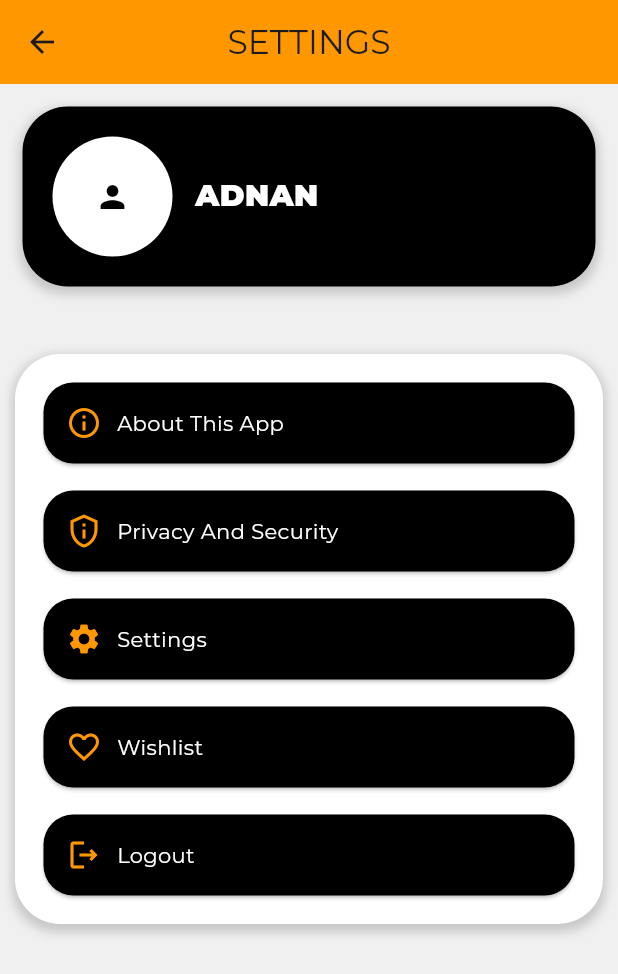
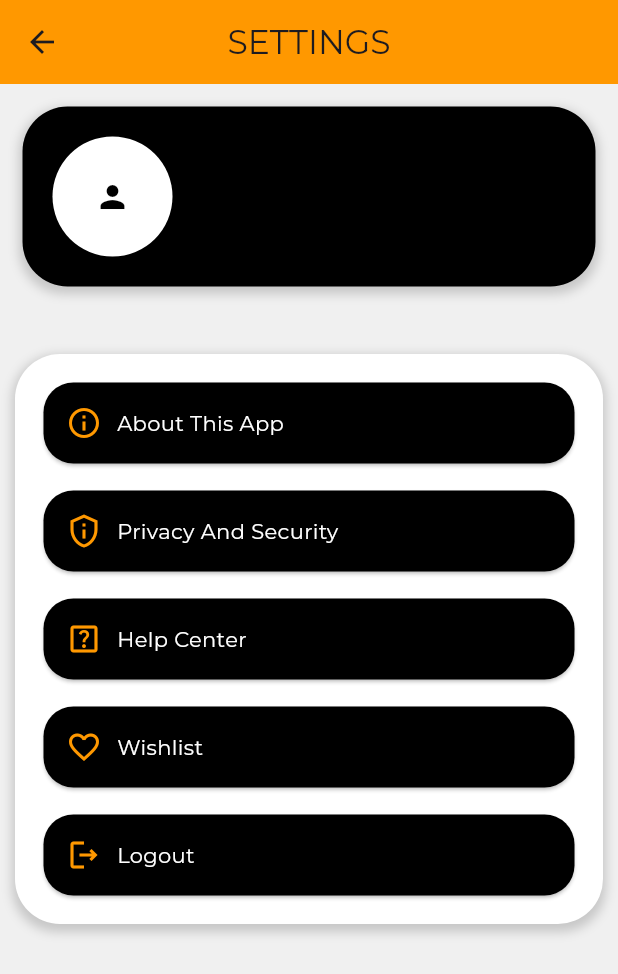
Before and after one commit to adnan-vk/Ecommerce_auth, a Flutter app: the Profile screen opened directly, on a phone screen of 412 x 824 dp. Shown: the top 974 px of the screen. Run offline on Flutter 3.47's test engine with Material 3 defaults, Android fonts, the phone set to English and light mode, and no system bars; our stand-ins replace cloud_firestore, email_validator, firebase_auth, firebase_core, firebase_storage, google_fonts and 3 more; accounts and stored records are empty; network calls fail.

Commit message:
did help center page

```diff
--- a/lib/view/bottom_bar/bottom_bar.dart
+++ b/lib/view/bottom_bar/bottom_bar.dart
@@ -65,5 +65,5 @@ class Bottom extends StatelessWidget {
 final List<Widget> _tabs = [
   const HomePage(),
   const Cart(),
-  const Profile(),
+   Profile(),
 ];
--- a/lib/view/details_page/details.dart
+++ b/lib/view/details_page/details.dart
@@ -92,7 +92,6 @@ class Detail extends StatelessWidget {
                       ElevatedButton(
                         onPressed: () {},
                         style: ElevatedButton.styleFrom(
-                          foregroundColor: Colors.white,
                           backgroundColor: Colors.orange,
                           padding: const EdgeInsets.symmetric(
                               horizontal: 20, vertical: 10),
@@ -102,7 +101,6 @@ class Detail extends StatelessWidget {
                       ElevatedButton(
                         onPressed: () {},
                         style: ElevatedButton.styleFrom(
-                          foregroundColor: Colors.white,
                           backgroundColor: Colors.orange,
                           padding: const EdgeInsets.symmetric(
                               horizontal: 20, vertical: 10),
--- a/lib/view/profile_page/profile.dart
+++ b/lib/view/profile_page/profile.dart
@@ -3,8 +3,9 @@ import 'package:authentication/view/profile_page/privscy.dart';
 import 'package:authentication/view/wishlist/wishlist.dart';
 import 'package:authentication/view/login_page/selectlogin.dart';
 import 'package:authentication/view/profile_page/about/about_appp.dart';
-import 'package:authentication/view/profile_page/settings/settings.dart';
+import 'package:authentication/view/profile_page/helpcenter/help_center.dart';
 import 'package:authentication/view/welcome_page/welcome_page.dart';
+import 'package:firebase_auth/firebase_auth.dart';
 import 'package:flutter/material.dart';
 import 'package:provider/provider.dart';
 
@@ -13,7 +14,7 @@ class Profile extends StatelessWidget {
 
   @override
   Widget build(BuildContext context) {
-    double height = MediaQuery.of(context).size.height;
+    final size = MediaQuery.of(context).size;
     return Scaffold(
       appBar: AppBar(
         backgroundColor: appcolor.orange,
@@ -23,7 +24,7 @@ class Profile extends StatelessWidget {
       body: SingleChildScrollView(
         scrollDirection: Axis.vertical,
         child: Container(
-          height: height * 1,
+          height: size.height * 1,
           color: const Color.fromARGB(255, 240, 240, 240),
           child: Column(
             children: [
@@ -55,10 +56,10 @@ class Profile extends StatelessWidget {
                       ),
                       const SizedBox(width: 15),
                       Text(
-                        "ADNAN",
+                        FirebaseAuth.instance.currentUser!.email.toString(),
                         style: TextStyle(
                           color: appcolor.white,
-                          fontSize: 20,
+                          fontSize: size.width * .046,
                           fontWeight: FontWeight.w900,
                         ),
                       ),
@@ -112,10 +113,10 @@ class Profile extends StatelessWidget {
                         onp: () => Navigator.push(
                             context,
                             MaterialPageRoute(
-                              builder: (context) => const SettingsPage(),
+                              builder: (context) => HelpCenterPage(),
                             )),
-                        icon: Icons.settings,
-                        title: "Settings",
+                        icon: Icons.help_center_outlined,
+                        title: "Help Center",
                       ),
                       const SizedBox(height: 10),
                       _buildMenuItem(
--- a/lib/view/profile_page/settings/settings.dart
+++ /dev/null
@@ -1,14 +0,0 @@
-import 'package:flutter/material.dart';
-
-class SettingsPage extends StatelessWidget {
-  const SettingsPage({super.key});
-
-  @override
-  Widget build(BuildContext context) {
-    return Scaffold(
-      appBar: AppBar(
-        title: const Text("Settings"),
-      ),
-    );
-  }
-}
--- a/pubspec.yaml
+++ b/pubspec.yaml
@@ -42,6 +42,7 @@ dependencies:
   google_sign_in: ^6.1.6
   image_picker: ^1.0.7
   provider: ^6.1.1
+  url_launcher: ^6.2.4
 
 dev_dependencies:
 
```
Also changed, not shown: lib/view/profile_page/helpcenter/help_center.dart (added, +113 -0 lines), pubspec.lock, 5 other files.
